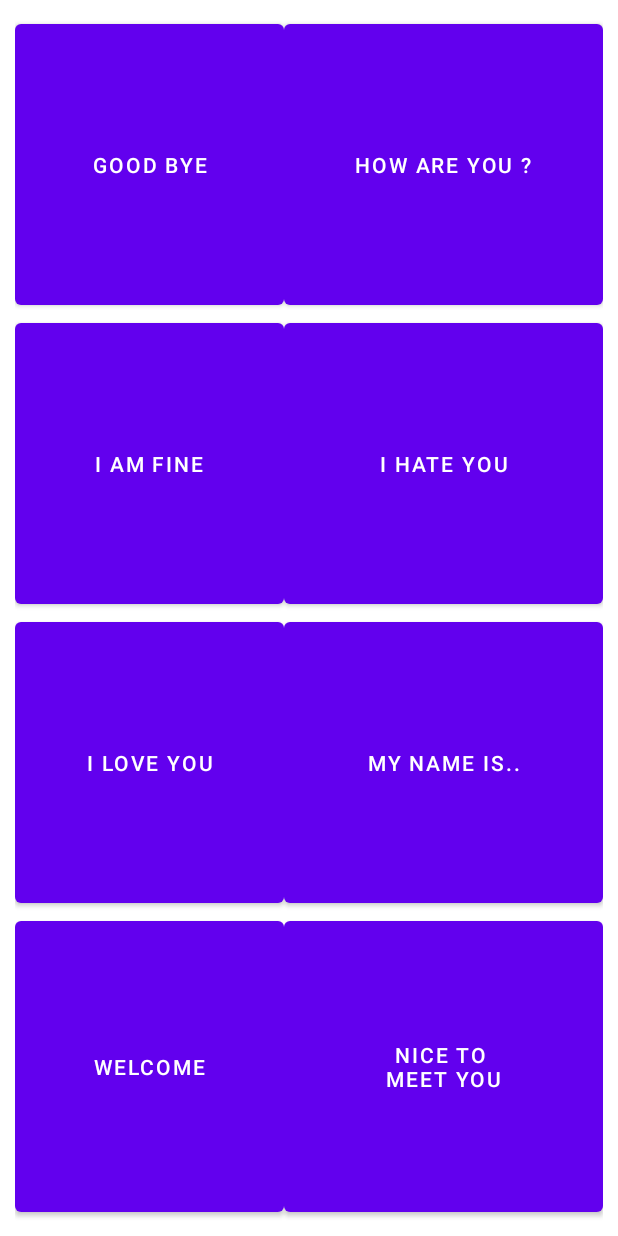
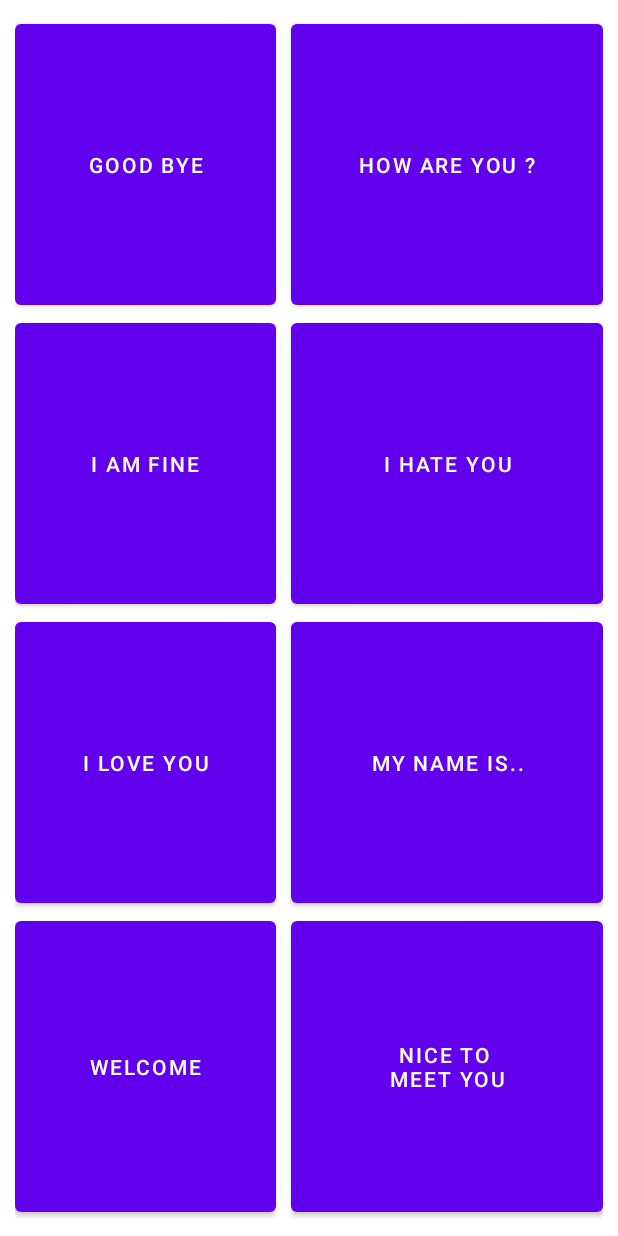
Before and after one commit to haezelnut/BasicPhrases, an Android app: the screen it shows after launch (MainActivity), on a phone screen of 412 x 824 dp. Run offline under Robolectric (Android 15) with nearby library versions, the phone set to English and light mode, and no system bars.

```diff
--- a/app/src/main/res/layout/activity_main.xml
+++ b/app/src/main/res/layout/activity_main.xml
@@ -29,6 +29,7 @@
             android:layout_width="wrap_content"
             android:layout_height="wrap_content"
             android:text="How are you ?"
+            android:layout_marginStart="10dp"
             app:layout_columnWeight="1"
             app:layout_rowWeight="1"
             app:layout_column="1"
@@ -52,6 +53,7 @@
             android:layout_width="wrap_content"
             android:layout_height="wrap_content"
             android:text="i hate you"
+            android:layout_marginStart="10dp"
             app:layout_columnWeight="1"
             app:layout_rowWeight="1"
             app:layout_column="1"
@@ -75,6 +77,7 @@
             android:layout_width="wrap_content"
             android:layout_height="wrap_content"
             android:text="my name is.."
+            android:layout_marginStart="10dp"
             app:layout_columnWeight="1"
             app:layout_rowWeight="1"
             app:layout_column="1"
@@ -98,6 +101,7 @@
             android:layout_width="wrap_content"
             android:layout_height="wrap_content"
             android:text="nice to &#10;meet you"
+            android:layout_marginStart="10dp"
             app:layout_columnWeight="1"
             app:layout_rowWeight="1"
             app:layout_column="1"
```
